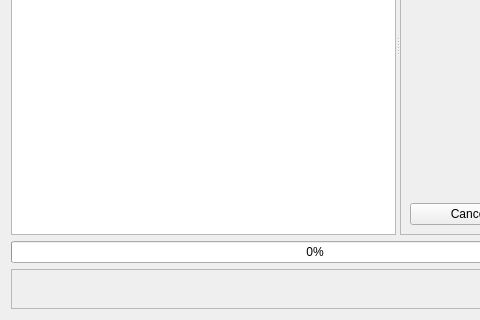
This is logswindow.ui in Enem-20/CGS as Qt 5 draws it before an edit; both pictures show x 0 to 480 and y 157 to 477 of the 630 by 477 pixel window. The edited form follows.
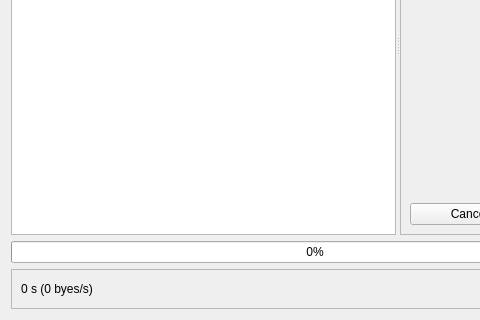
This is the edited form.

Patch:
```diff
--- a/logswindow.ui
+++ b/logswindow.ui
@@ -143,6 +143,13 @@
       <enum>QFrame::Shadow::Raised</enum>
      </property>
      <layout class="QHBoxLayout" name="horizontalLayout">
+      <item>
+       <widget class="QLabel" name="downloadTime">
+        <property name="text">
+         <string>0 s (0 byes/s)</string>
+        </property>
+       </widget>
+      </item>
       <item>
        <spacer name="horizontalSpacer">
         <property name="orientation">
```
Left out of the diff: 12 changed lines with no effect on the pictures.
